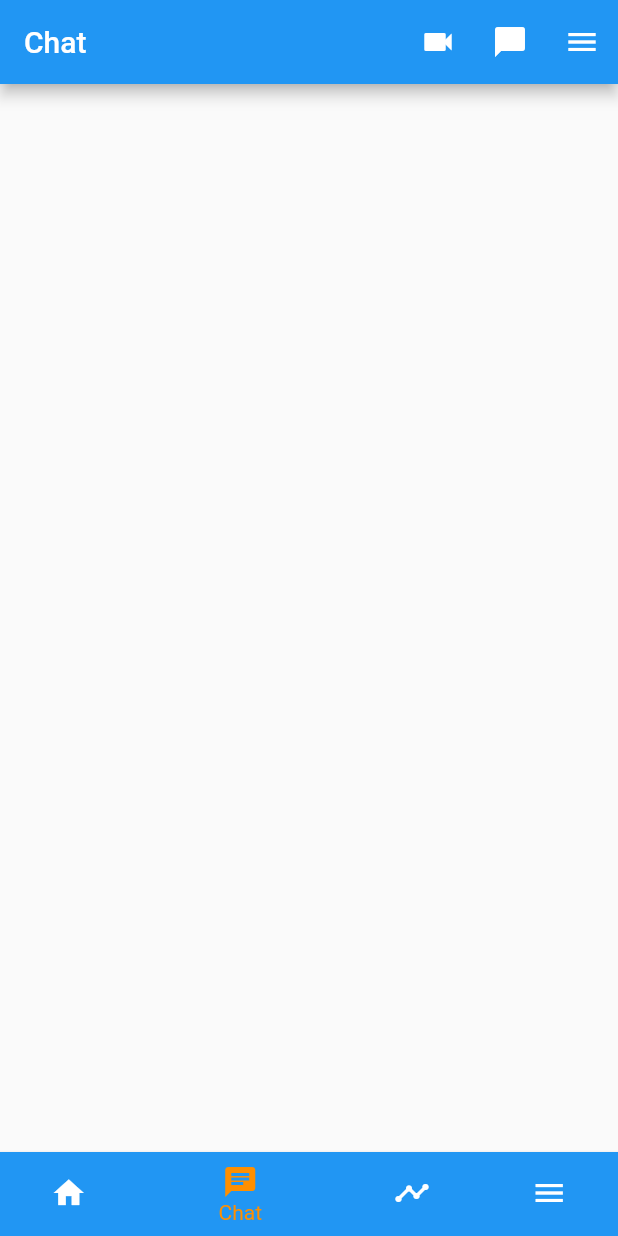
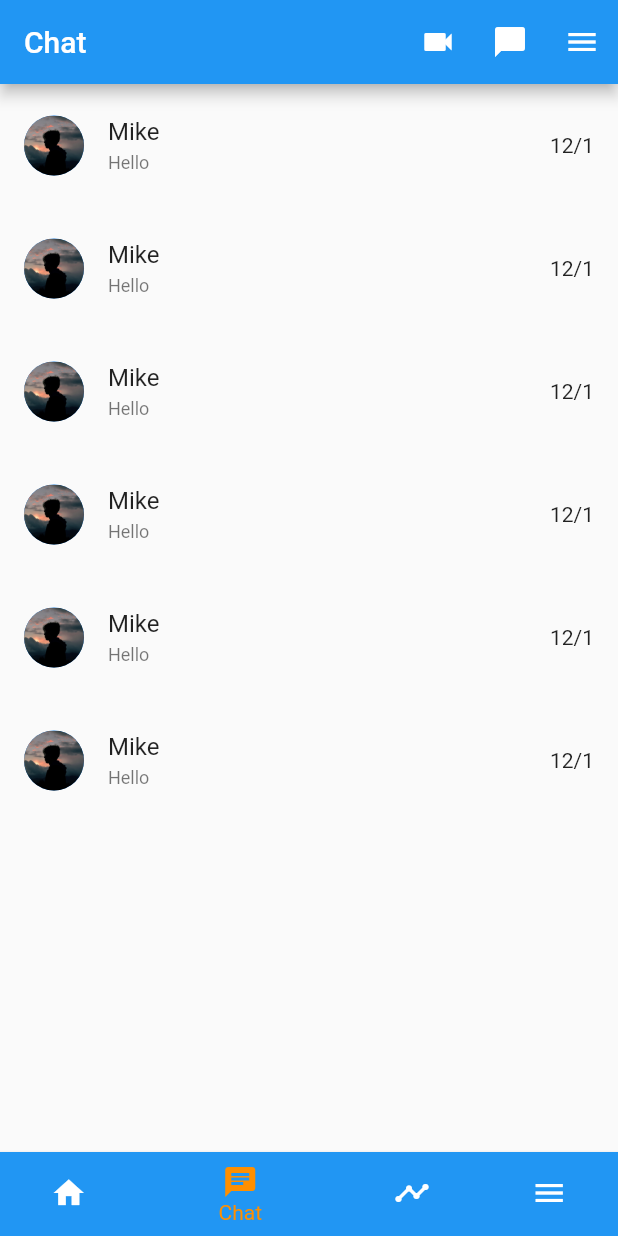
Before and after one commit to pheaem/flutter_line_clone, a Flutter app: the screen it shows after launch, item 2 of the bottom bar chosen, on a phone screen of 412 x 824 dp. Run offline on Flutter 3.47's test engine with Material 2 defaults, Android fonts, the phone set to English and light mode, and no system bars; our stand-ins replace google_fonts; Roboto replaces fonts that are missing (Ubuntu).

Commit message:
Phea git

```diff
--- a/lib/mainscreen/chat.dart
+++ b/lib/mainscreen/chat.dart
@@ -1,5 +1,7 @@
 import 'package:flutter/material.dart';
-import 'package:google_fonts/google_fonts.dart';
+import 'package:line_clone/routepage.dart';
+
+var index = 0;
 
 class Chat extends StatefulWidget {
   Chat({Key key}) : super(key: key);
@@ -23,6 +25,36 @@ class _ChatState extends State<Chat> {
             IconButton(icon: Icon(Icons.menu), onPressed: () {}),
           ],
         ),
+        body: Column(
+          children: [
+            ChatListTile(index: 0),
+            ChatListTile(index: 1),
+            ChatListTile(index: 2),
+            ChatListTile(index: 3),
+            ChatListTile(index: 4),
+            ChatListTile(index: 5),
+          ],
+        ));
+  }
+}
+
+class ChatListTile extends StatelessWidget {
+  const ChatListTile({Key key, int index}) : super(key: key);
+  // final int index = 0;
+  @override
+  Widget build(BuildContext context) {
+    return Padding(
+      padding: EdgeInsets.only(top: 5, bottom: 5),
+      child: ListTile(
+        leading: CircleAvatar(
+            backgroundImage: AssetImage('assets/images/profile.jpg')),
+        title: Text(TextList.nameList[index]),
+        subtitle: Text(
+          TextList.subList[index],
+          style: TextStyle(fontSize: 12),
+        ),
+        trailing: Text(TextList.trailTime[index]),
+      ),
     );
   }
 }
--- a/lib/routepage.dart
+++ b/lib/routepage.dart
@@ -21,4 +21,7 @@ class Item {
 
 class TextList {
   static final textList = ['Official', 'Favorite', 'Group', 'Friends'];
+  static final nameList = ['Mike', 'Jean', 'Mona', 'Cambo', 'Rose', 'Diona'];
+  static final subList = ['Hello', 'Hi', 'Hello', 'Hi', 'Hello', 'Hi'];
+  static final trailTime = ['12/1', '12/2', '12/3', '12/1', '12/2', '12/3'];
 }
```
Lines whose indentation alone changed are shown as unchanged.
